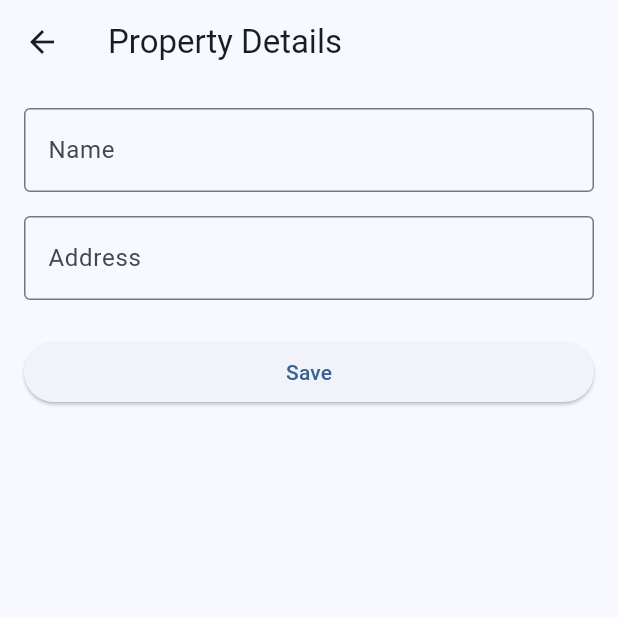
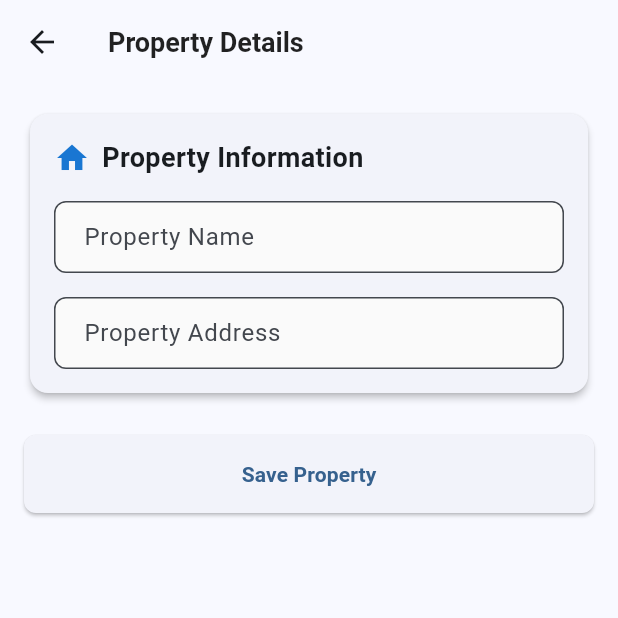
Before and after one commit to garethbaumgart/flat-bill-go, a Flutter app: the screen it shows after launch, after a tap on the "edit" icon, on a phone screen of 412 x 824 dp, the top half of it. Run offline on Flutter 3.47's test engine with Material 3 defaults, Android fonts, the phone set to English and light mode, and no system bars; our stand-ins replace flutter_riverpod, shared_preferences.

Commit message:
feat: Implement consistent design system throughout the app
- Add comprehensive theme with typography, input decoration, card, and button themes
- Update PropertyDetailsScreen with card-based design and consistent styling
- Update BillSummaryScreen with card-based period display
- Remove redundant styling from components to use theme defaults
- Ensure consistent spacing, colors, and typography across all screens
- Use Material 3 design principles with proper elevation and rounded corners

```diff
--- a/lib/entities/bill.dart
+++ b/lib/entities/bill.dart
@@ -1,26 +1,5 @@
-class MeterReading {
-  final int opening;
-  final int closing;
-  const MeterReading({required this.opening, required this.closing}) : assert(closing >= opening);
-  int get unitsUsed => closing - opening;
-  Map<String, dynamic> toJson() => {'opening': opening, 'closing': closing};
-  factory MeterReading.fromJson(Map<String, dynamic> json) => MeterReading(opening: json['opening'], closing: json['closing']);
-}
-
-class Tariff {
-  final List<TariffStep> steps;
-  const Tariff({required this.steps});
-  Map<String, dynamic> toJson() => {'steps': steps.map((e) => e.toJson()).toList()};
-  factory Tariff.fromJson(Map<String, dynamic> json) => Tariff(steps: (json['steps'] as List).map((e) => TariffStep.fromJson(e)).toList());
-}
-
-class TariffStep {
-  final int upToUnits;
-  final double rate;
-  const TariffStep({required this.upToUnits, required this.rate});
-  Map<String, dynamic> toJson() => {'upToUnits': upToUnits, 'rate': rate};
-  factory TariffStep.fromJson(Map<String, dynamic> json) => TariffStep(upToUnits: json['upToUnits'], rate: json['rate']);
-}
+import 'meter_reading.dart';
+import 'tariff.dart';
 
 class Bill {
   final String id;
@@ -32,7 +11,40 @@ class Bill {
   final Tariff electricityTariff;
   final Tariff waterTariff;
   final Tariff sanitationTariff;
-  const Bill({required this.id, required this.periodStart, required this.periodEnd, required this.electricityReading, required this.waterReading, required this.sanitationReading, required this.electricityTariff, required this.waterTariff, required this.sanitationTariff});
-  Map<String, dynamic> toJson() => {'id': id, 'periodStart': periodStart.toIso8601String(), 'periodEnd': periodEnd.toIso8601String(), 'electricityReading': electricityReading.toJson(), 'waterReading': waterReading.toJson(), 'sanitationReading': sanitationReading.toJson(), 'electricityTariff': electricityTariff.toJson(), 'waterTariff': waterTariff.toJson(), 'sanitationTariff': sanitationTariff.toJson()};
-  factory Bill.fromJson(Map<String, dynamic> json) => Bill(id: json['id'], periodStart: DateTime.parse(json['periodStart']), periodEnd: DateTime.parse(json['periodEnd']), electricityReading: MeterReading.fromJson(json['electricityReading']), waterReading: MeterReading.fromJson(json['waterReading']), sanitationReading: MeterReading.fromJson(json['sanitationReading']), electricityTariff: Tariff.fromJson(json['electricityTariff']), waterTariff: Tariff.fromJson(json['waterTariff']), sanitationTariff: Tariff.fromJson(json['sanitationTariff']));
+
+  const Bill({
+    required this.id,
+    required this.periodStart,
+    required this.periodEnd,
+    required this.electricityReading,
+    required this.waterReading,
+    required this.sanitationReading,
+    required this.electricityTariff,
+    required this.waterTariff,
+    required this.sanitationTariff,
+  });
+
+  Map<String, dynamic> toJson() => {
+    'id': id,
+    'periodStart': periodStart.toIso8601String(),
+    'periodEnd': periodEnd.toIso8601String(),
+    'electricityReading': electricityReading.toJson(),
+    'waterReading': waterReading.toJson(),
+    'sanitationReading': sanitationReading.toJson(),
+    'electricityTariff': electricityTariff.toJson(),
+    'waterTariff': waterTariff.toJson(),
+    'sanitationTariff': sanitationTariff.toJson(),
+  };
+
+  factory Bill.fromJson(Map<String, dynamic> json) => Bill(
+    id: json['id'],
+    periodStart: DateTime.parse(json['periodStart']),
+    periodEnd: DateTime.parse(json['periodEnd']),
+    electricityReading: MeterReading.fromJson(json['electricityReading']),
+    waterReading: MeterReading.fromJson(json['waterReading']),
+    sanitationReading: MeterReading.fromJson(json['sanitationReading']),
+    electricityTariff: Tariff.fromJson(json['electricityTariff']),
+    waterTariff: Tariff.fromJson(json['waterTariff']),
+    sanitationTariff: Tariff.fromJson(json['sanitationTariff']),
+  );
 }
--- /dev/null
+++ b/lib/entities/meter_reading.dart
@@ -0,0 +1,18 @@
+class MeterReading {
+  final int opening;
+  final int closing;
+
+  const MeterReading({required this.opening, required this.closing}) : assert(closing >= opening);
+
+  int get unitsUsed => closing - opening;
+
+  Map<String, dynamic> toJson() => {
+    'opening': opening,
+    'closing': closing,
+  };
+
+  factory MeterReading.fromJson(Map<String, dynamic> json) => MeterReading(
+    opening: json['opening'],
+    closing: json['closing'],
+  );
+}
--- /dev/null
+++ b/lib/entities/tariff.dart
@@ -0,0 +1,15 @@
+import 'tariff_step.dart';
+
+class Tariff {
+  final List<TariffStep> steps;
+
+  const Tariff({required this.steps});
+
+  Map<String, dynamic> toJson() => {
+    'steps': steps.map((e) => e.toJson()).toList(),
+  };
+
+  factory Tariff.fromJson(Map<String, dynamic> json) => Tariff(
+    steps: (json['steps'] as List).map((e) => TariffStep.fromJson(e)).toList(),
+  );
+}
--- a/lib/main.dart
+++ b/lib/main.dart
@@ -14,8 +14,61 @@ class MyApp extends StatelessWidget {
     return MaterialApp(
       title: 'Flat Bill Go',
       theme: ThemeData(
-        colorScheme: ColorScheme.fromSeed(seedColor: Colors.blue),
+        colorScheme: ColorScheme.fromSeed(
+          seedColor: Colors.blue,
+          brightness: Brightness.light,
+        ),
         useMaterial3: true,
+
+        // Typography
+        textTheme: const TextTheme(
+          headlineLarge: TextStyle(fontSize: 24, fontWeight: FontWeight.bold),
+          headlineMedium: TextStyle(fontSize: 20, fontWeight: FontWeight.bold),
+          titleLarge: TextStyle(fontSize: 18, fontWeight: FontWeight.bold),
+          titleMedium: TextStyle(fontSize: 16, fontWeight: FontWeight.w600),
+          bodyLarge: TextStyle(fontSize: 16, fontWeight: FontWeight.normal),
+          bodyMedium: TextStyle(fontSize: 14, fontWeight: FontWeight.normal),
+          labelLarge: TextStyle(fontSize: 14, fontWeight: FontWeight.w600),
+        ),
+
+        // Input decoration theme
+        inputDecorationTheme: InputDecorationTheme(
+          border: OutlineInputBorder(
+            borderRadius: BorderRadius.circular(8),
+          ),
+          filled: true,
+          fillColor: Colors.grey.shade50,
+          contentPadding: const EdgeInsets.symmetric(horizontal: 16, vertical: 12),
+        ),
+
+        // Card theme
+        cardTheme: CardTheme(
+          elevation: 2,
+          shape: RoundedRectangleBorder(
+            borderRadius: BorderRadius.circular(12),
+          ),
+        ),
+
+        // Elevated button theme
+        elevatedButtonTheme: ElevatedButtonThemeData(
+          style: ElevatedButton.styleFrom(
+            padding: const EdgeInsets.symmetric(horizontal: 24, vertical: 16),
+            shape: RoundedRectangleBorder(
+              borderRadius: BorderRadius.circular(8),
+            ),
+          ),
+        ),
+
+        // AppBar theme
+        appBarTheme: const AppBarTheme(
+          elevation: 0,
+          centerTitle: false,
+          titleTextStyle: TextStyle(
+            fontSize: 18,
+            fontWeight: FontWeight.bold,
+            color: Colors.black87,
+          ),
+        ),
       ),
       home: const MainBillListScreen(),
     );
--- a/lib/screens/property_details_screen.dart
+++ b/lib/screens/property_details_screen.dart
@@ -63,11 +63,27 @@ class _PropertyDetailsScreenState extends ConsumerState<PropertyDetailsScreen> {
           key: _formKey,
           child: Column(
             children: [
+              Card(
+                child: Padding(
+                  padding: const EdgeInsets.all(16.0),
+                  child: Column(
+                    crossAxisAlignment: CrossAxisAlignment.start,
+                    children: [
+                      Row(
+                        children: [
+                          Icon(Icons.home, color: Colors.blue.shade700),
+                          const SizedBox(width: 8),
+                          const Text(
+                            'Property Information',
+                            style: TextStyle(fontSize: 18, fontWeight: FontWeight.bold),
+                          ),
+                        ],
+                      ),
+                      const SizedBox(height: 16),
                       TextFormField(
                         controller: _nameController,
                         decoration: const InputDecoration(
-                  labelText: 'Name',
-                  border: OutlineInputBorder(),
+                          labelText: 'Property Name',
                         ),
                         validator: (value) {
                           if (value == null || value.trim().isEmpty) {
@@ -80,8 +96,7 @@ class _PropertyDetailsScreenState extends ConsumerState<PropertyDetailsScreen> {
                       TextFormField(
                         controller: _addressController,
                         decoration: const InputDecoration(
-                  labelText: 'Address',
-                  border: OutlineInputBorder(),
+                          labelText: 'Property Address',
                         ),
                         validator: (value) {
                           if (value == null || value.trim().isEmpty) {
@@ -90,12 +105,16 @@ class _PropertyDetailsScreenState extends ConsumerState<PropertyDetailsScreen> {
                           return null;
                         },
                       ),
+                    ],
+                  ),
+                ),
+              ),
               const SizedBox(height: 24),
               SizedBox(
                 width: double.infinity,
                 child: ElevatedButton(
                   onPressed: _saveProperty,
-                  child: const Text('Save'),
+                  child: const Text('Save Property'),
                 ),
               ),
             ],
```
Also changed, not shown: lib/entities/tariff_step.dart (added, +16 -0 lines), lib/screens/bill_summary_screen.dart (added, +208 -0 lines), 3 other files. Lines whose indentation alone changed are shown as unchanged.
